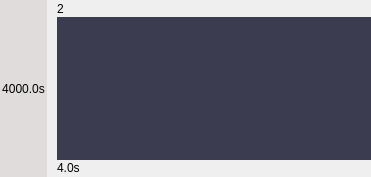
Before: the Qt Designer form src/narrative/SlideScrollItem.ui in IDREsandbox/vsim, drawn with Qt 5.
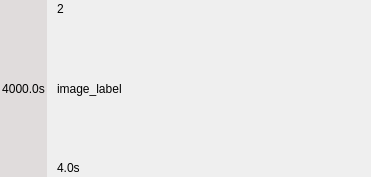
After: the same form once the commit is applied.

Commit message: slide box linking, narrative node serialization, wip screenshots

```diff
--- a/src/narrative/SlideScrollItem.ui
+++ b/src/narrative/SlideScrollItem.ui
@@ -107,9 +107,12 @@
        </widget>
       </item>
       <item>
-       <widget class="QWidget" name="image_widget" native="true">
-        <property name="styleSheet">
-         <string notr="true">background-color: rgb(60,60,80);</string>
+       <widget class="QLabel" name="image_label">
+        <property name="text">
+         <string>image_label</string>
+        </property>
+        <property name="scaledContents">
+         <bool>true</bool>
         </property>
        </widget>
       </item>
```
Left out of the diff: 3 changed lines with no effect on the pictures. The commit also changes 20 other files.
